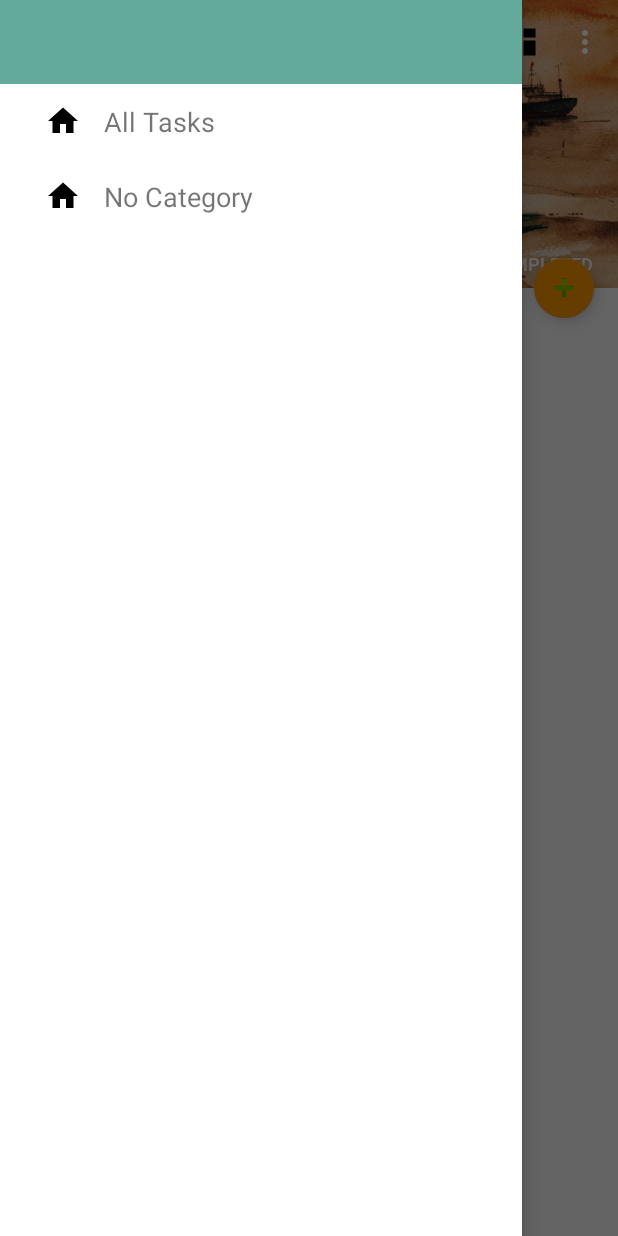
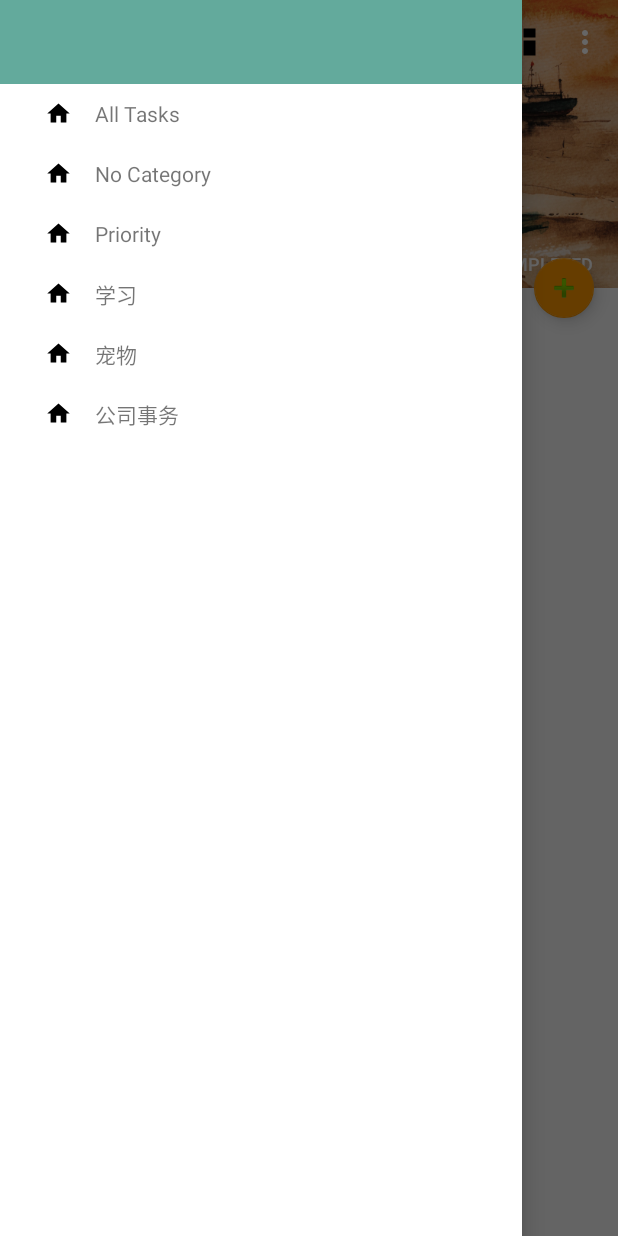
Before and after one commit to xiaobaodian/DoMoment, an Android app: the screen it shows after launch (MainActivity), with the side drawer open, on a phone screen of 412 x 824 dp. Run offline under Robolectric (Android 15) with nearby library versions, the phone set to English and light mode, and no system bars.

Commit message:
开始写分类管理的代码了

```diff
--- /dev/null
+++ b/app/src/main/java/DataStructures/AllOverdueGroup.java
@@ -0,0 +1,38 @@
+package DataStructures;
+
+import android.support.annotation.Nullable;
+
+import java.text.SimpleDateFormat;
+import java.util.Calendar;
+
+import ENUM.GroupType;
+import threecats.zhang.domoment.R;
+
+/**
+ * Created by zhang on 2017/8/4.
+ */
+
+public class AllOverdueGroup extends GroupBase {
+
+    public AllOverdueGroup(GroupListBase parent){
+        super(parent);
+        super.setTitle(context.getString(R.string.overdue_all_title));
+        groupType = GroupType.toDay;
+    }
+
+    @Override
+    protected boolean isGroupMember(Calendar taskBasePoint, @Nullable Calendar secTimePoint) {
+        return secTimePoint.before(getNextTimePint());
+    }
+
+    @Override
+    public void BuildTimePoint(){
+        this.timePoint = DateTime.BuildTimePoint(0);
+    }
+
+    public String getDateTitle(){
+        SimpleDateFormat dateFormat = new SimpleDateFormat("MMM-d日 EEE");
+        return dateFormat.format(Calendar.getInstance().getTime());
+    }
+
+}
--- a/app/src/main/java/DataStructures/CategoryBase.java
+++ b/app/src/main/java/DataStructures/CategoryBase.java
@@ -37,6 +37,9 @@ public abstract class CategoryBase extends ItemBase {
         return vGroup;
     }
 
+    public void setThemeBackground(int themeBackground){
+        this.themeBackground = themeBackground;
+    }
     public int getThemeBackground(){
         return themeBackground;
     }
--- /dev/null
+++ b/app/src/main/java/DataStructures/CustomCategory.java
@@ -0,0 +1,38 @@
+package DataStructures;
+
+import android.content.Context;
+
+import ENUM.CategoryType;
+import threecats.zhang.domoment.DoMoment;
+import threecats.zhang.domoment.R;
+
+/**
+ * Created by zhang on 2017/8/21.
+ */
+
+public class CustomCategory extends CategoryBase {
+    private Context context = DoMoment.getContext();
+
+    public CustomCategory(String title) {
+        super();
+        setID(2);
+        setTitle(title);
+        categoryType = CategoryType.Custom;
+        themeBackground = R.drawable.todo_themebackground_work1;
+        BuildViewGroups();
+    }
+
+    @Override
+    public boolean InCategory(Task task) {
+        return task.getCategoryID() == getID();
+    }
+
+    @Override
+    protected void BuildViewGroups() {
+
+        AddGroupList(new UrgentGroupList(this));
+        AddGroupList(new ImprotantGroupList(this));
+        AddGroupList(new NoDateGroupList(this));
+    }
+
+}
--- a/app/src/main/java/DataStructures/DataManger.java
+++ b/app/src/main/java/DataStructures/DataManger.java
@@ -40,10 +40,12 @@ public class DataManger {
     }
 
     public void BuildCategorys(){
-        CategoryBase allTask = new AllTasksCategory();
-        CategoryBase noCategory = new NoCategory();
-        categorys.add(allTask);
-        categorys.add(noCategory);
+        categorys.add(new AllTasksCategory());
+        categorys.add(new NoCategory());
+        categorys.add(new PriorityCategory());
+        categorys.add(new CustomCategory("学习"));
+        categorys.add(new CustomCategory("宠物"));
+        categorys.add(new CustomCategory("公司事务"));
         // test
         currentCategory = categorys.get(0);
     }
--- a/app/src/main/java/DataStructures/GroupListBase.java
+++ b/app/src/main/java/DataStructures/GroupListBase.java
@@ -23,7 +23,8 @@ import threecats.zhang.domoment.DoMoment;
 
 public abstract class GroupListBase {
 
-    protected DateTimeHelper DateTime = DoMoment.getDateTime();;
+    protected DateTimeHelper DateTime = DoMoment.getDateTime();
+    private String title;
     protected RecyclerView GroupListRecyclerView;
     protected RecyclerViewAdapterBase GroupListAdapter;
     public TimeSeries timeSeries;
@@ -54,6 +55,12 @@ public abstract class GroupListBase {
     public abstract void BuildTimePoint();
     protected abstract void BuildGroups();
 
+    public void setTitle(String title){
+        this.title = title;
+    }
+    public String getTitle(){
+        return title;
+    }
     public CategoryBase getParent(){
         return parent;
     }
--- /dev/null
+++ b/app/src/main/java/DataStructures/ImprotantGroupList.java
@@ -0,0 +1,56 @@
+package DataStructures;
+
+import ENUM.GroupListType;
+import ENUM.TaskBasePoint;
+import ENUM.TaskPriority;
+import ENUM.TimeSeries;
+import threecats.zhang.domoment.DoMoment;
+import threecats.zhang.domoment.R;
+
+/**
+ * Created by zhang on 2017/8/14.
+ */
+
+public class ImprotantGroupList extends GroupListBase {
+
+    public ImprotantGroupList(CategoryBase parent){
+        super();
+        this.parent = parent;
+        this.selfType = GroupListType.Urgent;
+        this.timeSeries = TimeSeries.Forward;
+        this.taskBasePoint = TaskBasePoint.BeginDate;   //后面加上 开始与结束的日期区间
+        setTitle(DoMoment.getContext().getString(R.string.grouplist_urgent_title));
+        BuildGroups();
+    }
+
+    @Override
+    public boolean InGroupList(Task task){
+        return task.getPriority() == TaskPriority.Improtant;
+    }
+
+    @Override
+    public void BuildTimePoint(){
+        this.timePoint = DateTime.BuildTimePoint(0);
+    }
+
+    @Override
+    protected void BuildGroups(){
+
+        //必须按顺序加入建立正确的链表，后面组的区间判断是依靠获取前一组的标记日完成的
+        AddGroup(new AllOverdueGroup(this));
+        AddGroup(new TimeLineTodayGroup(this));
+        AddGroup(new TimeLineTomorrowGroup(this));
+        AddGroup(new TimeLineAfterTomorrowGroup(this));
+        AddGroup(new TimeLineThisWeekGroup(this));
+        AddGroup(new TimeLineNextWeekGroup(this));
+        AddGroup(new TimeLineThisMonthGroup(this));
+        AddGroup(new TimeLineNextMonthGroup(this));
+        AddGroup(new TimeLineWithinThreeMonthsGroup(this));
+        AddGroup(new TimeLineWithinSixMonthsGroup(this));
+        AddGroup(new TimeLineForwardGroup(this));
+
+        //TimeSeries t = this.getTimeSeries();
+        CheckArea();
+    }
+
+}
--- /dev/null
+++ b/app/src/main/java/DataStructures/PriorityCategory.java
@@ -0,0 +1,38 @@
+package DataStructures;
+
+import android.content.Context;
+
+import ENUM.CategoryType;
+import threecats.zhang.domoment.DoMoment;
+import threecats.zhang.domoment.R;
+
+/**
+ * Created by zhang on 2017/8/21.
+ */
+
+public class PriorityCategory extends CategoryBase {
+    private Context context = DoMoment.getContext();
+
+    public PriorityCategory() {
+        super();
+        setID(2);
+        setTitle(context.getString(R.string.category_prioritycategory_title));
+        categoryType = CategoryType.System;
+        themeBackground = R.drawable.todo_themebackground_work1;
+        BuildViewGroups();
+    }
+
+    @Override
+    public boolean InCategory(Task task) {
+        return task.getCategoryID() == getID();
+    }
+
+    @Override
+    protected void BuildViewGroups() {
+
+        AddGroupList(new UrgentGroupList(this));
+        AddGroupList(new ImprotantGroupList(this));
+        AddGroupList(new NoDateGroupList(this));
+    }
+
+}
--- /dev/null
+++ b/app/src/main/java/DataStructures/UrgentGroupList.java
@@ -0,0 +1,56 @@
+package DataStructures;
+
+import ENUM.GroupListType;
+import ENUM.TaskBasePoint;
+import ENUM.TaskPriority;
+import ENUM.TimeSeries;
+import threecats.zhang.domoment.DoMoment;
+import threecats.zhang.domoment.R;
+
+/**
+ * Created by zhang on 2017/8/14.
+ */
+
+public class UrgentGroupList extends GroupListBase {
+
+    public UrgentGroupList(CategoryBase parent){
+        super();
+        this.parent = parent;
+        this.selfType = GroupListType.Urgent;
+        this.timeSeries = TimeSeries.Forward;
+        this.taskBasePoint = TaskBasePoint.BeginDate;   //后面加上 开始与结束的日期区间
+        setTitle(DoMoment.getContext().getString(R.string.grouplist_urgent_title));
+        BuildGroups();
+    }
+
+    @Override
+    public boolean InGroupList(Task task){
+        return task.getPriority() == TaskPriority.Urgent;
+    }
+
+    @Override
+    public void BuildTimePoint(){
+        this.timePoint = DateTime.BuildTimePoint(0);
+    }
+
+    @Override
+    protected void BuildGroups(){
+
+        //必须按顺序加入建立正确的链表，后面组的区间判断是依靠获取前一组的标记日完成的
+        AddGroup(new AllOverdueGroup(this));
+        AddGroup(new TimeLineTodayGroup(this));
+        AddGroup(new TimeLineTomorrowGroup(this));
+        AddGroup(new TimeLineAfterTomorrowGroup(this));
+        AddGroup(new TimeLineThisWeekGroup(this));
+        AddGroup(new TimeLineNextWeekGroup(this));
+        AddGroup(new TimeLineThisMonthGroup(this));
+        AddGroup(new TimeLineNextMonthGroup(this));
+        AddGroup(new TimeLineWithinThreeMonthsGroup(this));
+        AddGroup(new TimeLineWithinSixMonthsGroup(this));
+        AddGroup(new TimeLineForwardGroup(this));
+
+        //TimeSeries t = this.getTimeSeries();
+        CheckArea();
+    }
+
+}
--- a/app/src/main/java/ENUM/GroupListType.java
+++ b/app/src/main/java/ENUM/GroupListType.java
@@ -8,5 +8,6 @@ public enum GroupListType {
     TimeLine,
     Overdue,
     Nodate,
-    Complete
+    Complete,
+    Urgent
 }
--- a/app/src/main/java/layout/TodoMakeOutFragment.java
+++ b/app/src/main/java/layout/TodoMakeOutFragment.java
@@ -2,7 +2,6 @@ package layout;
 
 import android.os.Bundle;
 import android.support.annotation.Nullable;
-import android.support.v4.app.Fragment;
 import android.view.LayoutInflater;
 import android.view.View;
 import android.view.ViewGroup;
@@ -15,7 +14,7 @@ import threecats.zhang.domoment.R;
  */
 public class TodoMakeOutFragment extends TitleFragment {
 
-    private String title = DoMoment.getRString(R.string.viewgroup_completed_title);
+    private String title = DoMoment.getRString(R.string.grouplist_completed_title);
 
     @Override
     public void onCreate(@Nullable Bundle savedInstanceState) {
@@ -24,7 +23,7 @@ public class TodoMakeOutFragment extends TitleFragment {
 
     @Override
     public String getTitle(){
-        return DoMoment.getRString(R.string.viewgroup_completed_title);
+        return DoMoment.getRString(R.string.grouplist_completed_title);
     }
 
     @Override
--- a/app/src/main/java/layout/TodoNoDateFragment.java
+++ b/app/src/main/java/layout/TodoNoDateFragment.java
@@ -29,7 +29,7 @@ public class TodoNoDateFragment extends TitleFragment {
 
     @Override
     public String getTitle(){
-        return DoMoment.getRString(R.string.viewgroup_nodate_title);
+        return DoMoment.getRString(R.string.grouplist_nodate_title);
     }
 
     @Override
--- a/app/src/main/java/layout/TodoOverDueFragment.java
+++ b/app/src/main/java/layout/TodoOverDueFragment.java
@@ -26,7 +26,7 @@ public class TodoOverDueFragment extends TitleFragment {
 
     @Override
     public String getTitle(){
-        return DoMoment.getRString(R.string.viewgroup_overdue_title);
+        return DoMoment.getRString(R.string.grouplist_overdue_title);
     }
 
     @Override
--- a/app/src/main/java/layout/TodoTimeLineFragment.java
+++ b/app/src/main/java/layout/TodoTimeLineFragment.java
@@ -27,7 +27,7 @@ public class TodoTimeLineFragment extends TitleFragment {
 
     @Override
     public String getTitle(){
-        return DoMoment.getRString(R.string.viewgroup_timeline_title);
+        return DoMoment.getRString(R.string.grouplist_timeline_title);
     }
 
     @Override
--- a/app/src/main/res/layout-v21/category_drawablelayoyt.xml
+++ b/app/src/main/res/layout-v21/category_drawablelayoyt.xml
@@ -3,13 +3,15 @@
     xmlns:app="http://schemas.android.com/apk/res-auto"
     xmlns:tools="http://schemas.android.com/tools"
     android:layout_width="match_parent"
-    android:layout_height="50dp"
+    android:layout_height="40dp"
+    android:background="@drawable/touch_bg"
+    android:clickable="true"
     android:orientation="horizontal">
 
     <ImageView
         android:id="@+id/categoryimage"
-        android:layout_width="24dp"
-        android:layout_height="24dp"
+        android:layout_width="18dp"
+        android:layout_height="18dp"
         android:layout_gravity="center"
         android:layout_marginEnd="15dp"
         android:layout_marginStart="30dp"
@@ -23,5 +25,5 @@
         android:layout_marginEnd="25dp"
         android:layout_weight="1"
         android:text="TextView"
-        android:textSize="18sp" />
+        android:textSize="14sp" />
 </LinearLayout>
--- a/app/src/main/res/values/strings.xml
+++ b/app/src/main/res/values/strings.xml
@@ -36,11 +36,17 @@
     <string name="create_withinthreemonths_title">Created Within Three Months</string>
     <string name="create_withinsixmonths_title">Created Within Six Months</string>
     <string name="create_longtimeage_title">Created Long Time Ago</string>
-    <string name="viewgroup_timeline_title">Todo</string>
-    <string name="viewgroup_overdue_title">Overdue</string>
-    <string name="viewgroup_completed_title">Completed</string>
+    <string name="grouplist_timeline_title">Todo</string>
+    <string name="grouplist_overdue_title">Overdue</string>
+    <string name="grouplist_completed_title">Completed</string>
     <string name="create_today_title">Created Today</string>
-    <string name="viewgroup_nodate_title">No Date</string>
+    <string name="grouplist_nodate_title">No Date</string>
     <string name="category_nocategory_title">No Category</string>
     <string name="title_activity_task_edit">TaskEditActivity</string>
+    <string name="grouplist_urgent_title">Urgent</string>
+    <string name="overdue_all_title">All Overdue</string>
+    <string name="grouplist_improtant_title">Improtant</string>
+    <string name="grouplist_focus_title">Focus</string>
+    <string name="grouplist_none_title">None</string>
+    <string name="category_prioritycategory_title">Priority</string>
 </resources>
```
Also changed, not shown: app/src/main/java/DataStructures/CategoryList.java (added, +17 -0 lines), app/src/main/java/DataStructures/FocusGroupList.java (added, +56 -0 lines), app/src/main/java/adapter/CategorysAdapter.java (+8 -1 lines), app/src/main/res/layout/activity_task_dispay.xml (+8 -4 lines), 1 other file.
